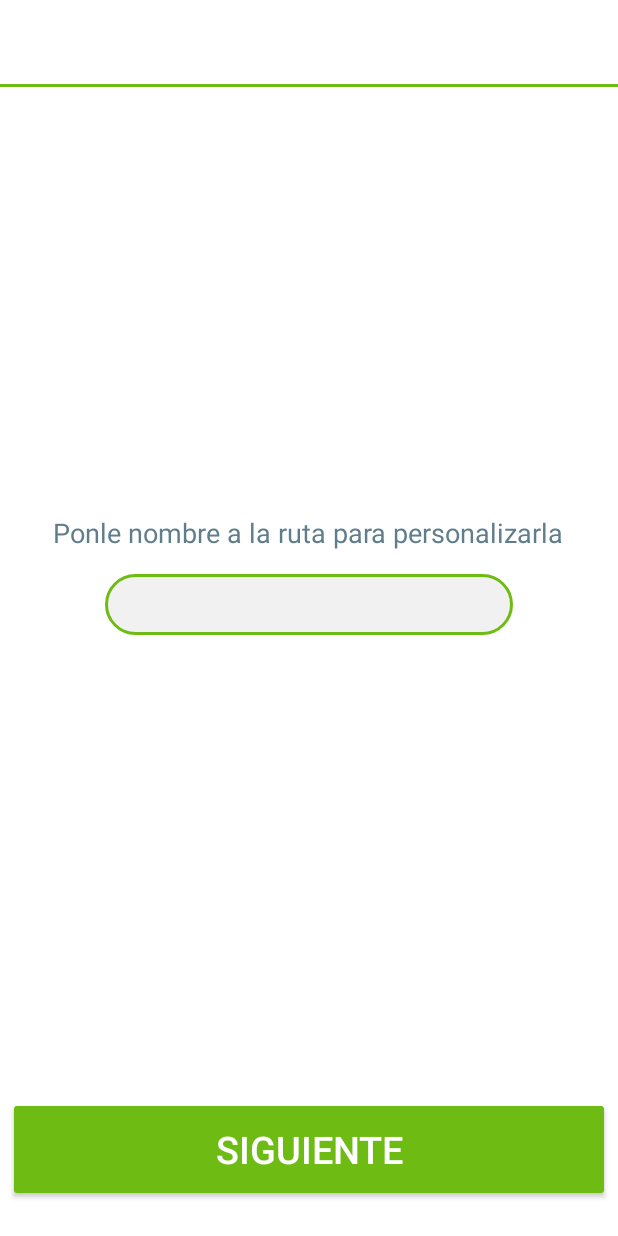
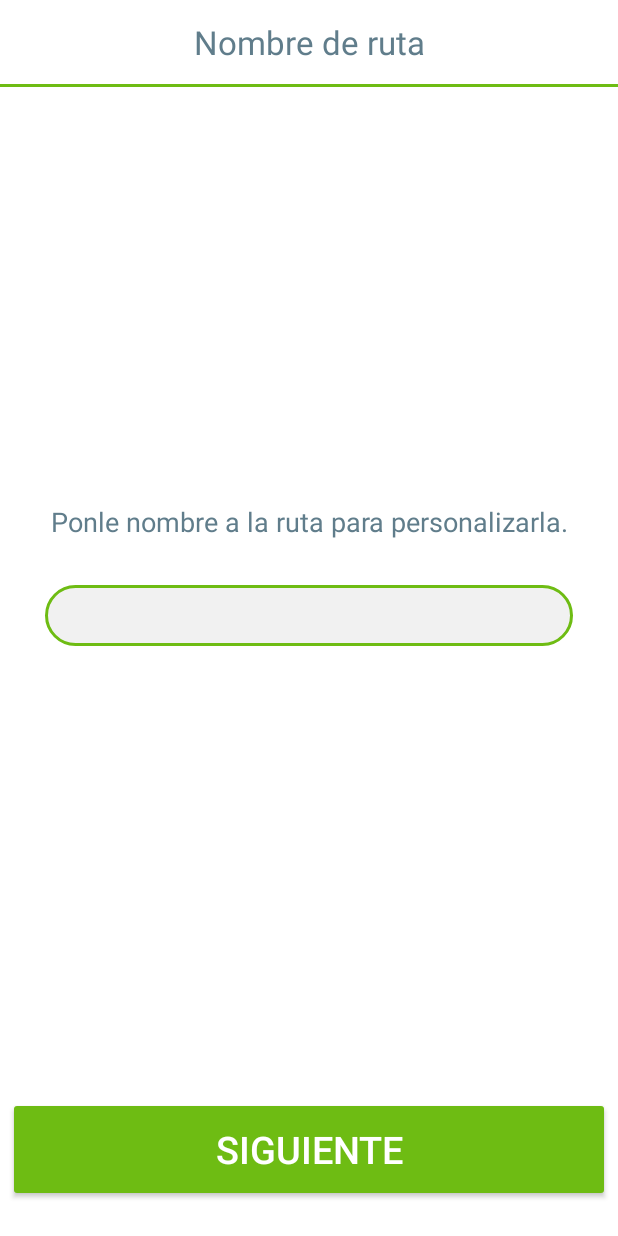
Before and after one commit to guardianempresa/GuardianRoute, an Android app: the RouteNameActivity screen opened directly, with no data from a screen before it, on a phone screen of 412 x 824 dp. Run offline under Robolectric (Android 15) with nearby library versions, the phone set to English and light mode, and no system bars; our stand-ins replace Firebase (no records; nobody signed in at launch, a user with empty details on screens opened directly); libraries missing offline, so code that uses them is left out: es.dmoral.toasty; 1 statement that could not run was skipped.

Commit message:
Agrego nombre de ruta

```diff
--- a/app/src/main/java/com/controlderuta/guardianroute/CodeActivity.java
+++ b/app/src/main/java/com/controlderuta/guardianroute/CodeActivity.java
@@ -59,6 +59,7 @@ public class CodeActivity extends AppCompatActivity {
 
 
                 Intent intent = new Intent(CodeActivity.this, RouteNameActivity.class);
+                intent.putExtra("codigo", Code);
                 startActivity(intent);
                 finish();
 
--- a/app/src/main/java/com/controlderuta/guardianroute/RouteNameActivity.java
+++ b/app/src/main/java/com/controlderuta/guardianroute/RouteNameActivity.java
@@ -1,13 +1,81 @@
 package com.controlderuta.guardianroute;
 
+import android.content.Intent;
+import android.support.v4.content.ContextCompat;
 import android.support.v7.app.AppCompatActivity;
 import android.os.Bundle;
+import android.view.View;
+import android.widget.Button;
+import android.widget.EditText;
+import android.widget.Toast;
+
+import com.controlderuta.guardianroute.Model.DataMonitorConductor;
+import com.google.firebase.database.DatabaseReference;
+import com.google.firebase.database.FirebaseDatabase;
+
+import java.util.Map;
+
+import es.dmoral.toasty.Toasty;
 
 public class RouteNameActivity extends AppCompatActivity {
+
+    Button btnSigRouteName;
+    EditText edtRouteName;
+    String txtRouteName;
+    String codintent;
+    int a=0;
+    int autovalidador;
 
     @Override
     protected void onCreate(Bundle savedInstanceState) {
         super.onCreate(savedInstanceState);
         setContentView(R.layout.activity_route_name);
+
+        codintent=getIntent().getExtras().getString("codigo");
+
+        btnSigRouteName =(Button)findViewById(R.id.btnSigRouteName);
+        edtRouteName=(EditText)findViewById(R.id.routeName);
+
+        btnSigRouteName.setOnClickListener(new View.OnClickListener() {
+            @Override
+            public void onClick(View v) {
+
+                txtRouteName = edtRouteName.getText().toString();
+
+                if (txtRouteName.equals("")){
+                    a=0;
+                    Toasty.Config.getInstance() //Configuracion del toasty
+
+                            .setInfoColor(ContextCompat.getColor(getApplicationContext(),R.color.colorPrimaryDark)) //Color de relleno
+                            .setTextColor(ContextCompat.getColor(getApplicationContext(),R.color.colorWhite))  //Color de letra
+                            .apply();
+
+                    Toasty.info(RouteNameActivity.this,getText(R.string.validadorroutename), Toast.LENGTH_SHORT, true).show();//info del toasty
+
+                }else {
+                    a=1;
+                }
+
+                if (a==1){
+
+                    //como la base de datos ya aesta creada en el activity anterior solo refresacamos los datos de nombre y apellidosllegando al nodo
+
+                    DatabaseReference ref = FirebaseDatabase.getInstance().getReference();
+                    DatabaseReference mensajeRef = ref.child("travel").child(codintent).child("nombre");
+                    mensajeRef.setValue(txtRouteName);
+
+
+                    Intent intent = new Intent(RouteNameActivity.this, MapsActivity.class);
+                    startActivity(intent);
+                    finish();
+
+                }else {
+
+                }
+            }
+
+        });
+
+
     }
 }
--- a/app/src/main/res/layout/activity_route_name.xml
+++ b/app/src/main/res/layout/activity_route_name.xml
@@ -16,23 +16,30 @@
 
 
         <android.support.v7.widget.Toolbar
-            android:id="@+id/toolbarRouteName"
+            android:id="@+id/toolbarWhite"
             android:layout_width="match_parent"
             android:layout_height="?attr/actionBarSize"
             android:background="@color/colorWhite"
-            android:textAlignment="center"
-            android:title="Personaliza tu ruta"
-            android:titleTextColor="@color/colorAccent"
-            app:popupTheme="@style/AppTheme.PopupOverlay"
+            app:popupTheme="@style/AppTheme.PopupOverlay" >
 
-            tools:title="Hola todos"
-            tools:titleTextColor="Textolone" />
+            <TextView
+                android:id="@+id/toolbar_title"
+                android:layout_width="wrap_content"
+                android:layout_height="wrap_content"
+                android:text="@string/toolbartitleroutename"
+                android:textColor="@color/colorAccent"
+                android:textSize="@dimen/letter22dp"
+                android:layout_gravity="center" />
+
+        </android.support.v7.widget.Toolbar>
 
         <LinearLayout
 
             android:layout_width="match_parent"
-            android:layout_height="2dp"
-            android:background="@color/colorPrimaryDark"></LinearLayout>
+            android:layout_height="@dimen/windtline2dp"
+            android:background="@color/colorPrimaryDark">
+
+        </LinearLayout>
 
 
         <LinearLayout
@@ -52,23 +59,25 @@
                 <TextView
                     android:layout_width="wrap_content"
                     android:layout_height="wrap_content"
-                    android:layout_marginBottom="15dp"
-                    android:text="Ponle nombre a la ruta para personalizarla"
+                    android:layout_marginBottom="@dimen/margin30dp"
+                    android:layout_marginLeft="@dimen/margin30dp"
+                    android:layout_marginRight="@dimen/margin30dp"
+                    android:gravity="center"
+                    android:text="@string/textroutename"
                     android:textColor="@color/colorAccent"
-                    android:textSize="18dp" />
+                    android:textSize="@dimen/principalletter18dp" />
 
                 <EditText
-                    android:id="@+id/phoneNumber"
+                    android:id="@+id/routeName"
                     android:layout_width="match_parent"
                     android:layout_height="wrap_content"
-                    android:layout_marginLeft="70dp"
-                    android:layout_marginRight="70dp"
+                    android:layout_marginLeft="@dimen/margin30dp"
+                    android:layout_marginRight="@dimen/margin30dp"
                     android:background="@drawable/edittextform"
-                    android:text=""
+                    android:inputType="textCapCharacters|number"
                     android:textAlignment="center"
-                    android:textSize="18dp"
 
-                    />
+                    android:textSize="@dimen/principalletter18dp" />
             </LinearLayout>
 
             <LinearLayout
@@ -80,14 +89,14 @@
                 android:orientation="vertical">
 
                 <Button
-                    android:id="@+id/btnSigPhone"
+                    android:id="@+id/btnSigRouteName"
                     android:layout_width="match_parent"
-                    android:layout_height="70dp"
-                    android:layout_marginLeft="5dp"
-                    android:layout_marginRight="5dp"
-                    android:text="siguiente"
+                    android:layout_height="@dimen/margin70dp"
+                    android:layout_marginLeft="@dimen/margin5dp"
+                    android:layout_marginRight="@dimen/margin5dp"
+                    android:text="@string/buttomnext"
                     android:textAlignment="center"
-                    android:textSize="25dp"
+                    android:textSize="@dimen/letter25dp"
                     android:theme="@style/RaisedButtonDark" />
 
             </LinearLayout>
--- a/app/src/main/res/values/strings.xml
+++ b/app/src/main/res/values/strings.xml
@@ -25,6 +25,8 @@
     <string name="validadorpersonalnamevacio">Debe registrar sus nombres.</string>
     <string name="validadorpersonallastnamevacio">Debe registrar sus apellidos.</string>
     <string name="validadorpersonal">Debe registrar la totalidad de los espacios.</string>
+    <string name="validadorroutename">Debe darle un nombre a la ruta.</string>
+
 
 
     <string name="textviewphone">Número de celular</string>
@@ -34,6 +36,7 @@
     <string name="textcreateroute">Si deseas crear ruta</string>
     <string name="textcreateroller">Si estas relevando a otra ruta</string>
     <string name="textcreatecode">Comparte este código con los usuarios de la ruta.</string>
+    <string name="textroutename">Ponle nombre a la ruta para personalizarla.</string>
 
 
 
@@ -45,6 +48,8 @@
     <string name="toolbartitleidcar">Registro matricula vehículo</string>
     <string name="toolbartitlenewcreate">Crear ruta o asignar relevo</string>
     <string name="toolbartitlecreateroute">Compartir código ruta</string>
+    <string name="toolbartitleroutename">Nombre de ruta</string>
+
 
     <string name="buttomnext">SIGUIENTE</string>
     <string name="buttomcreate">CREAR RUTA</string>
```
Also changed, not shown: 34 other files.
